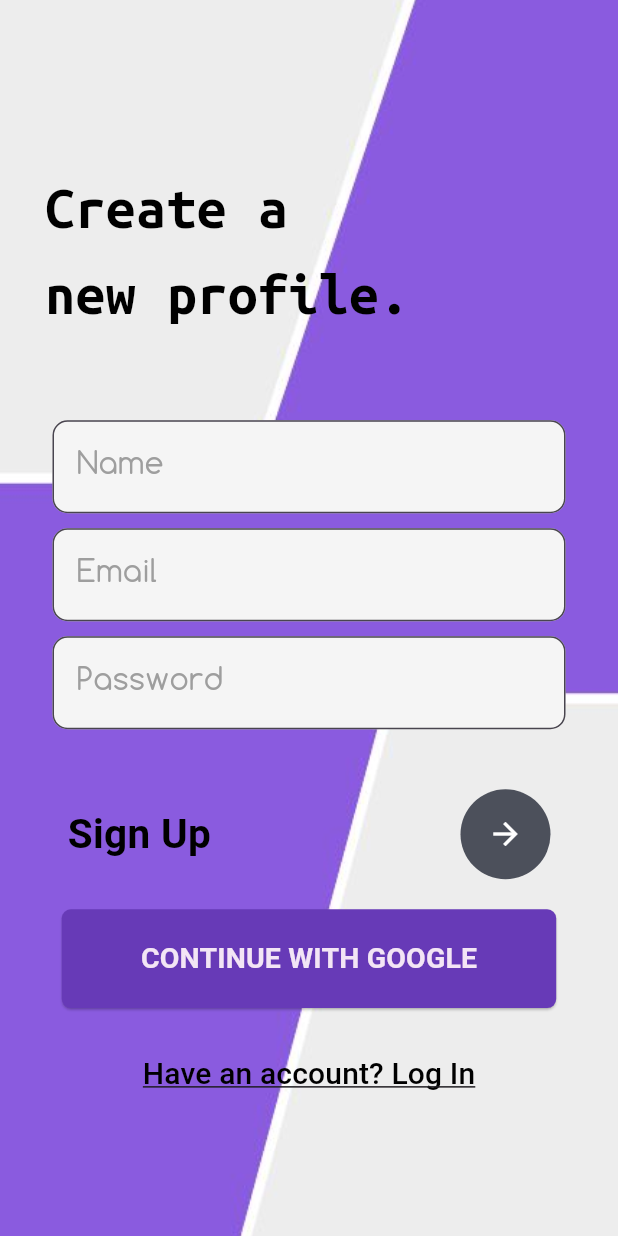
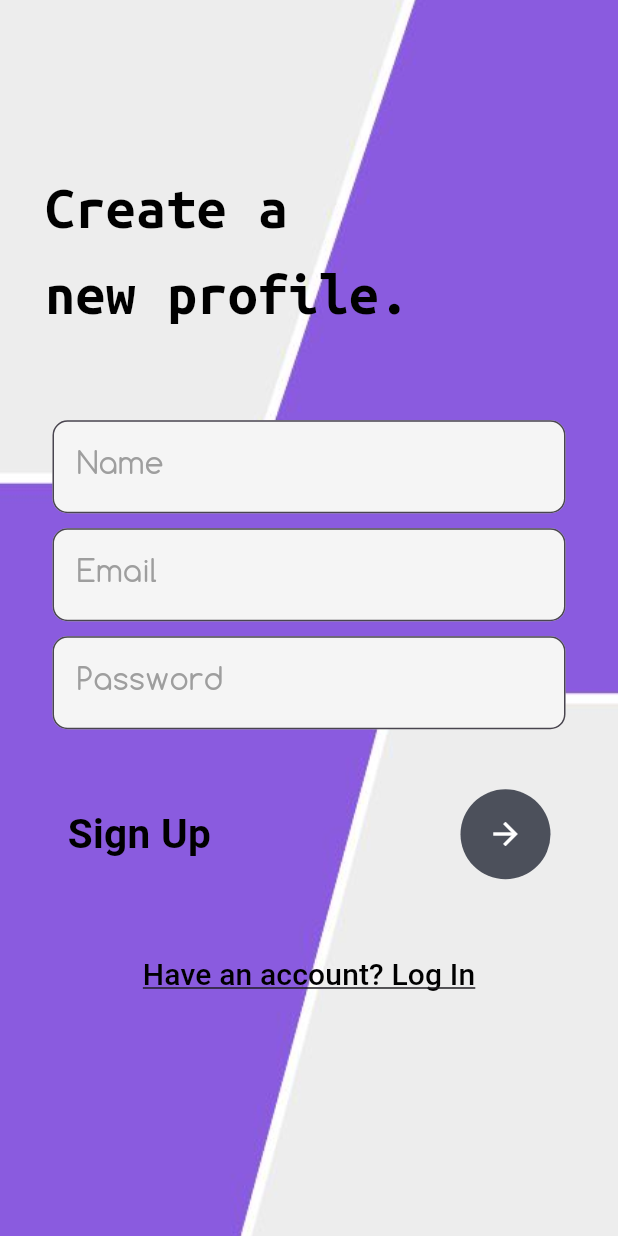
Before and after one commit to softengen/MBTI_Personality_App, a Flutter app: the screen it shows after launch, after a tap on an icon or button, on a phone screen of 412 x 824 dp. Run offline on Flutter 3.47's test engine with Material 3 defaults, Android fonts, the phone set to English and light mode, and no system bars; our stand-ins replace cloud_firestore, firebase_auth, firebase_core, google_sign_in, top_snackbar_flutter; accounts and stored records are empty; network calls fail; Roboto replaces fonts that are missing (Times New Roman); project files that could hold a hidden picture were left out.

```diff
--- a/lib/NavBar.dart
+++ b/lib/NavBar.dart
@@ -79,7 +79,7 @@ class NavBar extends StatelessWidget {
         String? personalityName = userData["personality"], imageLocation;
         if(personalityName == null)
         {
-          imageLocation = "assets/images/8.jpeg";
+          imageLocation = "assets/images/user.png";
         }
         else
         {
--- a/lib/login_screen.dart
+++ b/lib/login_screen.dart
@@ -44,12 +44,12 @@ class _LoginPageState extends State<LoginPage> {
     double w = MediaQuery.of(context).size.width;
     double h = MediaQuery.of(context).size.height;
 
-    return WillPopScope(
-      onWillPop: () async {
+    return PopScope(
+      onPopInvoked: (val) {
         // exit the app
-        SystemNavigator.pop();
-
-        return false;
+        if(!val) {
+          SystemNavigator.pop();
+        }
       },
       child: Scaffold(
         backgroundColor: Colors.deepPurple[100],
@@ -126,68 +126,68 @@ class _LoginPageState extends State<LoginPage> {
                   const SizedBox(height: 20),
 
                   // google login
-                  Container(
-                    height: h * .08,
-                    width: w * .8,
-                    child: ElevatedButton(
-                      onPressed: () async {
-                        try {
-                          await authServiceGoogle().signInWithGoogle(context);
-                          // Sign in with Google
-                          // final UserCredential userCredential =
-                          //     await authServiceGoogle().signUpWithGoogle();
-
-                          // User successfully signed in
-                          // final User? user = userCredential.user;
-                          // if (user != null) {
-                          //   // Navigate to personality page
-                          //   Navigator.pushReplacement(
-                          //     context,
-                          //     MaterialPageRoute(
-                          //         builder: (context) => personalityPage()),
-                          //   );
-                          //
-                          //   showTopSnackBar(
-                          //     Overlay.of(context),
-                          //     const CustomSnackBar.success(
-                          //       message: 'Welcome Back!',
-                          //     ),
-                          //   );
-
-                          // } else {
-                          //   // Handle error: user is null
-                          //   showTopSnackBar(
-                          //     Overlay.of(context),
-                          //     const CustomSnackBar.error(
-                          //       message: 'Create with google in Sign Up Page.',
-                          //     ),
-                          //   );
-                          //   log('User is null');
-                          // }
-                        } catch (e) {
-                          log('Error signing in with Google: $e');
-                        }
-                      },
-
-                      // design of elevated button
-                      style: ElevatedButton.styleFrom(
-                        backgroundColor: Colors.deepPurple,
-                        elevation: 0.7,
-                        shape: RoundedRectangleBorder(
-                            borderRadius: BorderRadius.circular(6)),
-                        // padding: EdgeInsets.all(1),
-                      ),
-                      child: Text(
-                        'CONTINUE WITH GOOGLE',
-                        style: TextStyle(
-                          fontSize: 19,
-                          fontWeight: FontWeight.bold,
-                          fontFamily: '',
-                          color: Colors.purple.shade50,
-                        ),
-                      ),
-                    ),
-                  ),
+                  // Container(
+                  //   height: h * .08,
+                  //   width: w * .8,
+                  //   child: ElevatedButton(
+                  //     onPressed: () async {
+                  //       try {
+                  //         await authServiceGoogle().signInWithGoogle(context);
+                  //         // Sign in with Google
+                  //         final UserCredential userCredential =
+                  //             await authServiceGoogle().signUpWithGoogle();
+                  //
+                  //        // User successfully signed in
+                  //         final User? user = userCredential.user;
+                  //         if (user != null) {
+                  //           // Navigate to personality page
+                  //           Navigator.pushReplacement(
+                  //             context,
+                  //             MaterialPageRoute(
+                  //                 builder: (context) => personalityPage()),
+                  //           );
+                  //
+                  //           showTopSnackBar(
+                  //             Overlay.of(context),
+                  //             const CustomSnackBar.success(
+                  //               message: 'Welcome Back!',
+                  //             ),
+                  //           );
+                  //
+                  //         } else {
+                  //           // Handle error: user is null
+                  //           showTopSnackBar(
+                  //             Overlay.of(context),
+                  //             const CustomSnackBar.error(
+                  //               message: 'Create with google in Sign Up Page.',
+                  //             ),
+                  //           );
+                  //           log('User is null');
+                  //         }
+                  //       } catch (e) {
+                  //         log('Error signing in with Google: $e');
+                  //       }
+                  //     },
+                  //
+                  //     // design of elevated button
+                  //     style: ElevatedButton.styleFrom(
+                  //       backgroundColor: Colors.deepPurple,
+                  //       elevation: 0.7,
+                  //       shape: RoundedRectangleBorder(
+                  //           borderRadius: BorderRadius.circular(6)),
+                  //       // padding: EdgeInsets.all(1),
+                  //     ),
+                  //     child: Text(
+                  //       'CONTINUE WITH GOOGLE',
+                  //       style: TextStyle(
+                  //         fontSize: 19,
+                  //         fontWeight: FontWeight.bold,
+                  //         fontFamily: '',
+                  //         color: Colors.purple.shade50,
+                  //       ),
+                  //     ),
+                  //   ),
+                  // ),
 
                   // < -- sign up button section -- >
 
--- a/lib/signup.dart
+++ b/lib/signup.dart
@@ -147,38 +147,38 @@ class _SignUpState extends State<SignUp> {
                       const SizedBox(height: 20),
 
                       // create account with google
-                      Container(
-                        height: h * .08,
-                        width: w * .8,
-                        child: ElevatedButton(
-                          onPressed: () async {
-                            try {
-                              await authServiceGoogle()
-                                  .signUpWithGoogle(context);
-                            } catch (e) {
-                              log('Error signing in with Google: $e');
-                            }
-                          },
-
-                          // design of elevated button
-                          style: ElevatedButton.styleFrom(
-                            backgroundColor: Colors.deepPurple,
-                            elevation: 0.7,
-                            shape: RoundedRectangleBorder(
-                                borderRadius: BorderRadius.circular(6)),
-                            // padding: EdgeInsets.all(1),
-                          ),
-                          child: Text(
-                            'CONTINUE WITH GOOGLE',
-                            style: TextStyle(
-                              fontSize: 19,
-                              fontWeight: FontWeight.bold,
-                              fontFamily: '',
-                              color: Colors.purple.shade50,
-                            ),
-                          ),
-                        ),
-                      ),
+                      // Container(
+                      //   height: h * .08,
+                      //   width: w * .8,
+                      //   child: ElevatedButton(
+                      //     onPressed: () async {
+                      //       try {
+                      //         await authServiceGoogle()
+                      //             .signUpWithGoogle(context);
+                      //       } catch (e) {
+                      //         log('Error signing in with Google: $e');
+                      //       }
+                      //     },
+                      //
+                      //     // design of elevated button
+                      //     style: ElevatedButton.styleFrom(
+                      //       backgroundColor: Colors.deepPurple,
+                      //       elevation: 0.7,
+                      //       shape: RoundedRectangleBorder(
+                      //           borderRadius: BorderRadius.circular(6)),
+                      //       // padding: EdgeInsets.all(1),
+                      //     ),
+                      //     child: Text(
+                      //       'CONTINUE WITH GOOGLE',
+                      //       style: TextStyle(
+                      //         fontSize: 19,
+                      //         fontWeight: FontWeight.bold,
+                      //         fontFamily: '',
+                      //         color: Colors.purple.shade50,
+                      //       ),
+                      //     ),
+                      //   ),
+                      // ),
                       const SizedBox(height: 20),
                       Row(
                         mainAxisAlignment: MainAxisAlignment.center,
--- a/pubspec.yaml
+++ b/pubspec.yaml
@@ -16,7 +16,7 @@ publish_to: 'none' # Remove this line if you wish to publish to pub.dev
 # https://developer.apple.com/library/archive/documentation/General/Reference/InfoPlistKeyReference/Articles/CoreFoundationKeys.html
 # In Windows, build-name is used as the major, minor, and patch parts
 # of the product and file versions while build-number is used as the build suffix.
-version: 1.0.0+1
+version: 1.0.0+3
 
 environment:
   sdk: '>=3.1.2 <4.0.0'
```
Also changed, not shown: lib/UserProfile.dart (+17 -9 lines), assets/images/8.jpeg (deleted), assets/images/user.png (added).
